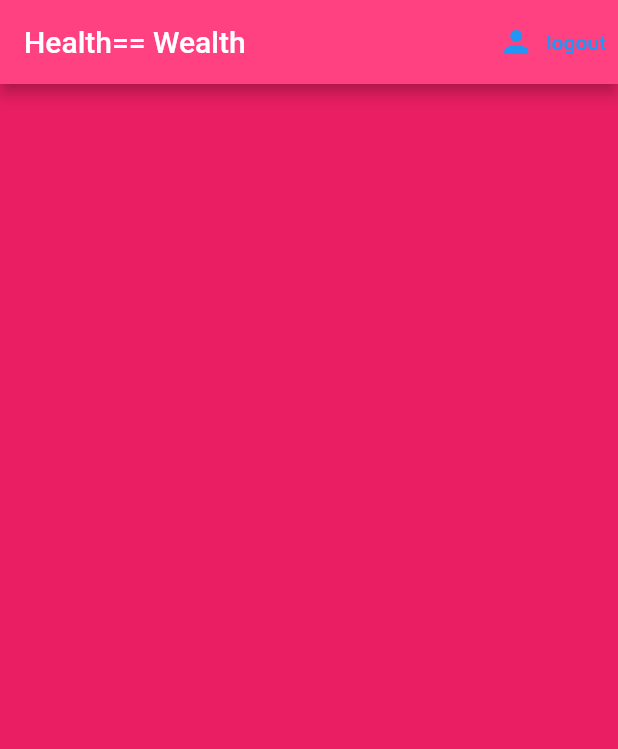
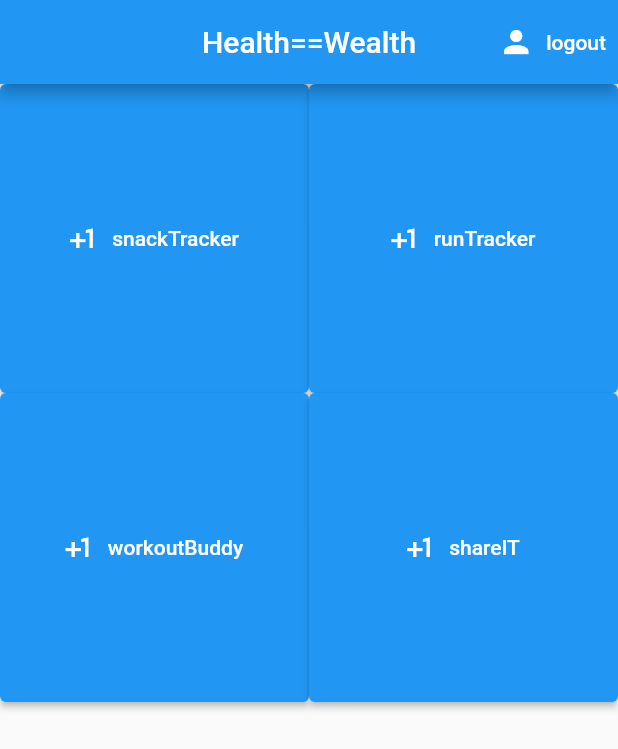
Before and after one commit to drkkjh/Health-Wealth, a Flutter app: the screen it shows once a user with an empty profile is signed in, on a phone screen of 412 x 824 dp. Shown: the top 749 px of the screen. Run offline on Flutter 3.47's test engine with Material 2 defaults, Android fonts, the phone set to English and light mode, and no system bars; our stand-ins replace firebase_auth, firebase_core; accounts and stored records are empty.

Commit message:
Add logout button to Home screen, create SignIn and Register screens

```diff
--- a/health_wealth/lib/screens/home.dart
+++ b/health_wealth/lib/screens/home.dart
@@ -1,8 +1,9 @@
 import 'package:flutter/material.dart';
+import 'package:health_wealth/services/auth.dart';
 
-void main() {
-  runApp(MaterialApp(home: Home()));
-}
+// void main() {
+//   runApp(MaterialApp(home: Home()));
+// }
 
 class Home extends StatefulWidget {
   const Home({Key? key}) : super(key: key);
@@ -12,6 +13,8 @@ class Home extends StatefulWidget {
 }
 
 class _HomeState extends State<Home> {
+  final AuthService _auth = AuthService();
+
   @override
   Widget build(BuildContext context) {
     double width = MediaQuery.of(context).size.width; // get screen width
@@ -19,7 +22,19 @@ class _HomeState extends State<Home> {
     return Scaffold(
       appBar: AppBar(
         centerTitle: true,
-        title: Text('Health==Wealth'),
+        title: const Text('Health==Wealth'),
+        actions: [
+          TextButton.icon(
+            style: ButtonStyle(
+              foregroundColor: MaterialStateProperty.all<Color>(Colors.white),
+            ),
+            icon: const Icon(Icons.person),
+            label: const Text('logout'),
+            onPressed: () async {
+              await _auth.signOut();
+            },
+          ),
+        ],
       ),
       body: SafeArea(
         child: GridView.count(
@@ -28,20 +43,20 @@ class _HomeState extends State<Home> {
           children: <Widget>[
             ElevatedButton.icon(
                 onPressed: () {},
-                icon: Icon(Icons.plus_one),
-                label: Text('snackTracker')),
+                icon: const Icon(Icons.plus_one),
+                label: const Text('snackTracker')),
             ElevatedButton.icon(
                 onPressed: () {},
-                icon: Icon(Icons.plus_one),
-                label: Text('runTracker')),
+                icon: const Icon(Icons.plus_one),
+                label: const Text('runTracker')),
             ElevatedButton.icon(
                 onPressed: () {},
-                icon: Icon(Icons.plus_one),
-                label: Text('workoutBuddy')),
+                icon: const Icon(Icons.plus_one),
+                label: const Text('workoutBuddy')),
             ElevatedButton.icon(
                 onPressed: () {},
-                icon: Icon(Icons.plus_one),
-                label: Text('shareIT')),
+                icon: const Icon(Icons.plus_one),
+                label: const Text('shareIT')),
           ],
         ),
       ),
--- a/health_wealth/lib/screens/home/home.dart
+++ /dev/null
@@ -1,33 +0,0 @@
-// ignore_for_file: avoid_unnecessary_containers
-
-import 'package:flutter/material.dart';
-import 'package:health_wealth/services/auth.dart';
-
-class Home extends StatelessWidget {
-  Home({Key? key}) : super(key: key);
-
-  final AuthService _auth = AuthService();
-
-  @override
-  Widget build(BuildContext context) {
-    return Scaffold(
-      backgroundColor: Colors.pink,
-      appBar: AppBar(
-        title: const Text('Health== Wealth'),
-        backgroundColor: Colors.pinkAccent,
-        actions: [
-          TextButton.icon(
-            icon: const Icon(Icons.person),
-            label: const Text('logout'),
-            onPressed: () async {
-              await _auth.signOut();
-            },
-          ),
-        ],
-      ),
-    );
-    // return Container(
-    //   child: const Text('home'),
-    // );
-  }
-}
--- a/health_wealth/lib/screens/wrapper.dart
+++ b/health_wealth/lib/screens/wrapper.dart
@@ -3,7 +3,7 @@
 import 'package:firebase_auth/firebase_auth.dart';
 import 'package:flutter/material.dart';
 import 'package:health_wealth/screens/authenticate/authenticate.dart';
-import 'package:health_wealth/screens/home/home.dart';
+import 'package:health_wealth/screens/home.dart';
 import 'package:provider/provider.dart';
 
 class Wrapper extends StatelessWidget {
@@ -17,7 +17,7 @@ class Wrapper extends StatelessWidget {
     if (user == null) {
       return const Authenticate();
     } else {
-      return Home();
+      return const Home();
     }
   }
 }
```
